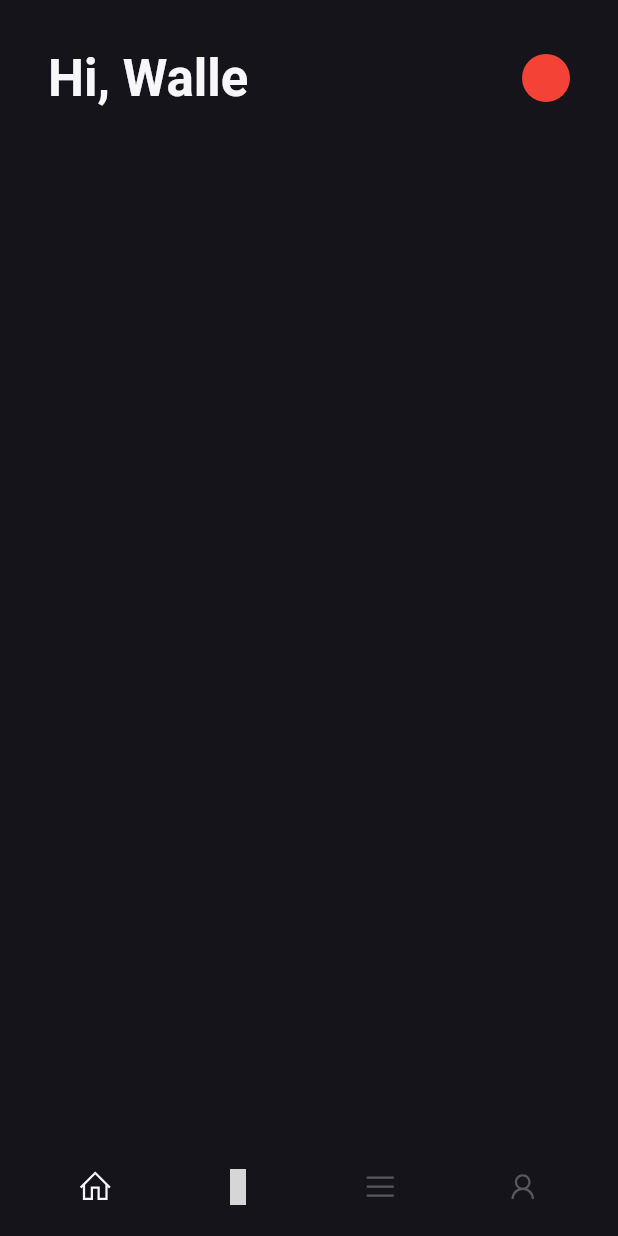
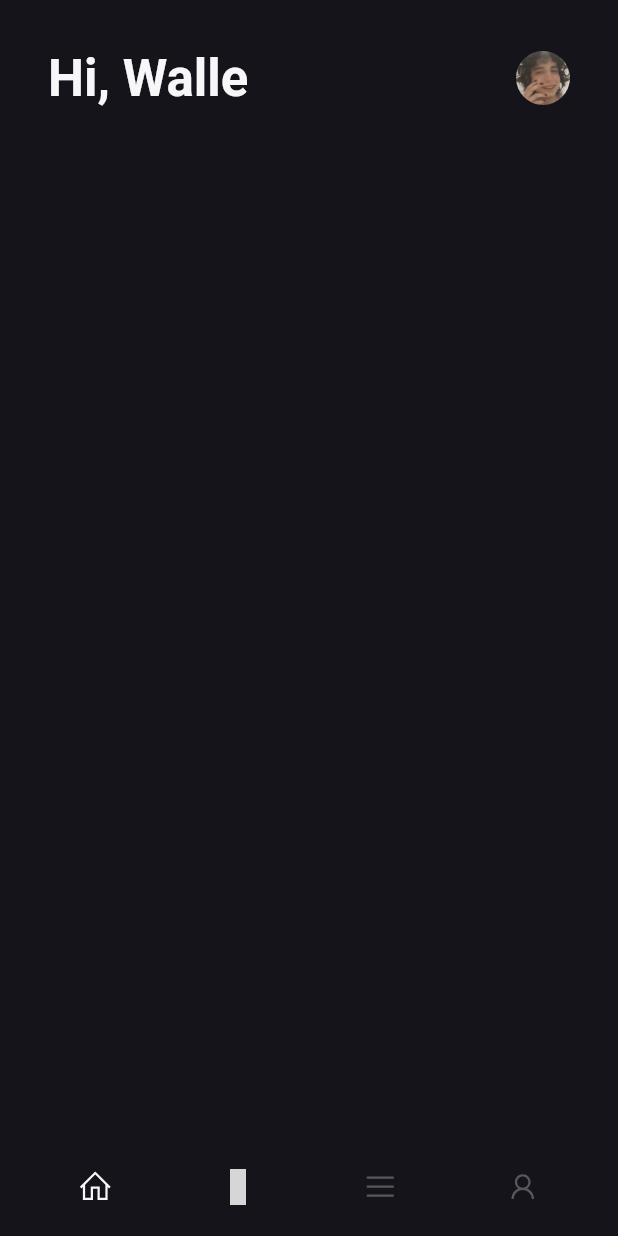
Before and after one commit to ulises214/smart-home-app-concept, a Flutter app: the screen it shows after launch, on a phone screen of 412 x 824 dp. Run offline on Flutter 3.47's test engine with Material 2 defaults, Android fonts, the phone set to English and light mode, and no system bars; our stand-ins replace line_icons; grey boxes are pictures that could not be loaded.

Commit message:
Add a fake profile pic

```diff
--- a/lib/view/widgets.dart
+++ b/lib/view/widgets.dart
@@ -1,2 +1,3 @@
 export 'widgets/texts/texts.dart';
 export 'widgets/user_app_bar.dart';
+export 'widgets/user_profile_picture.dart';
--- a/lib/view/widgets/user_app_bar.dart
+++ b/lib/view/widgets/user_app_bar.dart
@@ -17,14 +17,7 @@ class UserAppBar extends StatelessWidget {
       crossAxisAlignment: CrossAxisAlignment.center,
       children: [
         AppBarTitle(text: _text),
-        Container(
-          width: 32,
-          height: 32,
-          decoration: const BoxDecoration(
-            color: Colors.red,
-            shape: BoxShape.circle,
-          ),
-        )
+        const UserProfilePicture(size: 36),
       ],
     );
   }
--- /dev/null
+++ b/lib/view/widgets/user_profile_picture.dart
@@ -0,0 +1,23 @@
+import 'package:flutter/material.dart';
+
+/// Widget to show the user picture and open a modal with user info
+class UserProfilePicture extends StatelessWidget {
+  /// Show the user profile picture
+  const UserProfilePicture({
+    Key? key,
+    required double size,
+  })   : _size = size,
+        super(key: key);
+  final double _size;
+  @override
+  Widget build(BuildContext context) {
+    return ClipOval(
+      child: Image.asset(
+        'assets/pictures/fake_profile.jpeg',
+        fit: BoxFit.cover,
+        width: _size,
+        height: _size,
+      ),
+    );
+  }
+}
--- a/pubspec.yaml
+++ b/pubspec.yaml
@@ -48,8 +48,8 @@ flutter:
     uses-material-design: true
 
     # To add assets to your application, add an assets section, like this:
-    # assets:
-    #   - images/a_dot_burr.jpeg
+    assets:
+        - assets/pictures/
     #   - images/a_dot_ham.jpeg
 
     # An image asset can refer to one or more resolution-specific "variants", see
```
Also changed, not shown: assets/pictures/fake_profile.jpeg (added).
